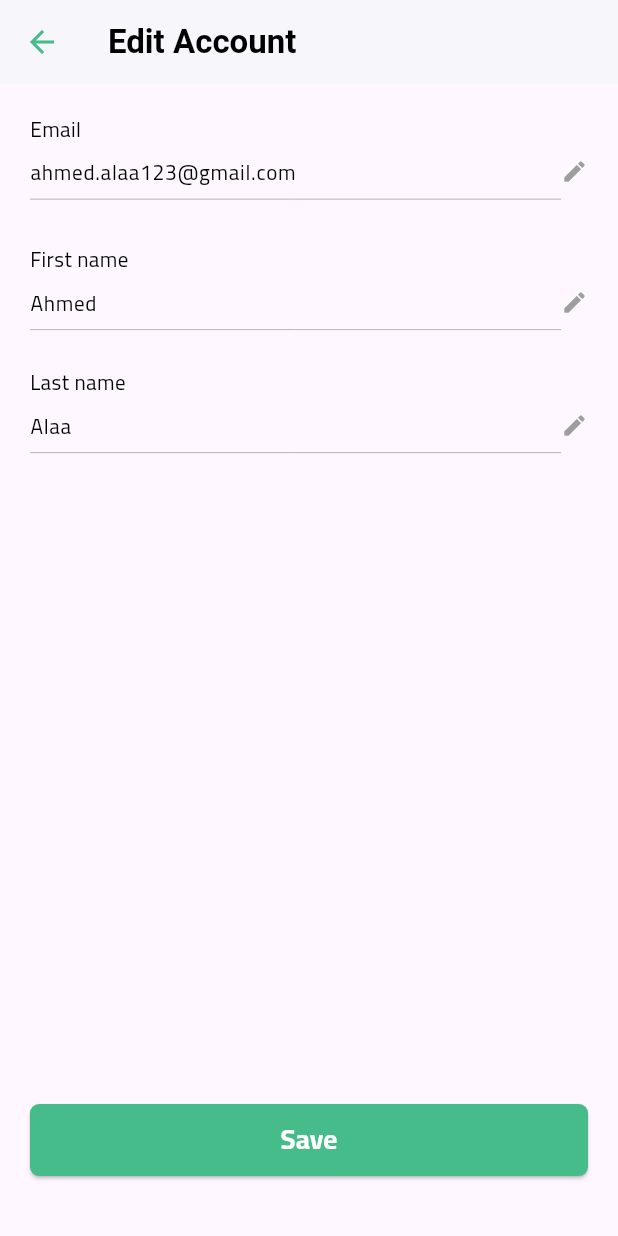
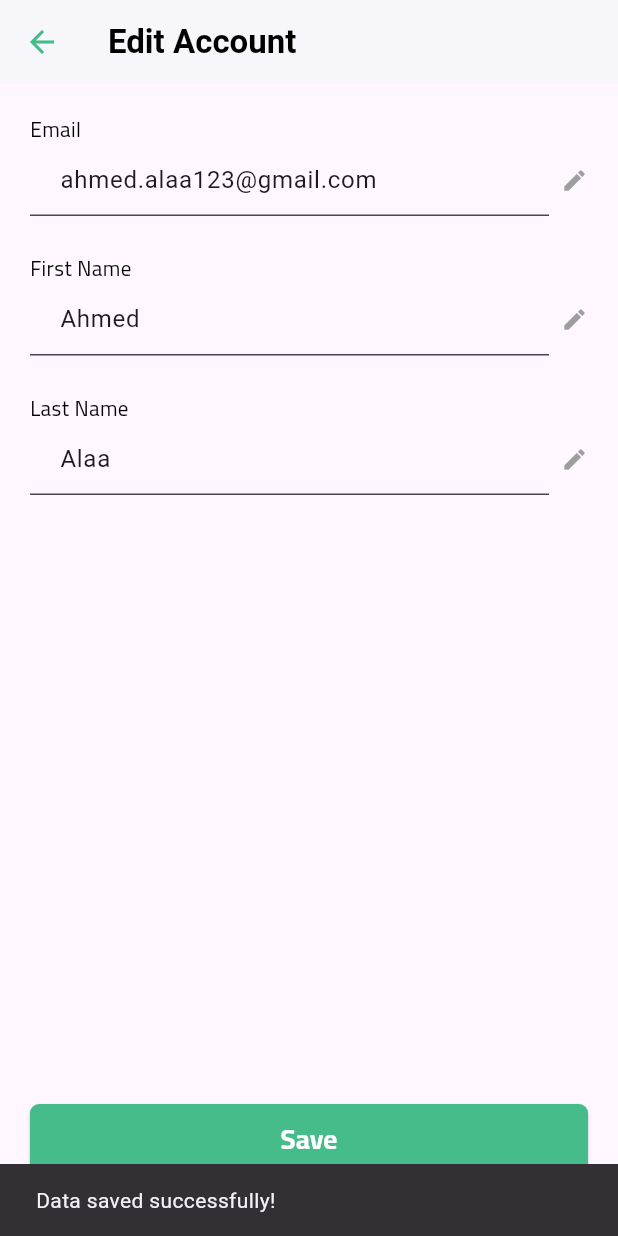
Before and after one commit to seifyaser/DigiFly, a Flutter app: the BasicDataScreen screen opened by its route, after a tap on "Save", on a phone screen of 412 x 824 dp. Run offline on Flutter 3.47's test engine with Material 3 defaults, Android fonts, the phone set to English and light mode, and no system bars; our stand-ins replace flutter_bloc, flutter_svg.

Commit message:
refactor basic data screen

```diff
--- a/lib/presentation/basicData_screen/basicData.dart
+++ b/lib/presentation/basicData_screen/basicData.dart
@@ -1,4 +1,6 @@
+import 'package:digify/presentation/basicData_screen/widgets/editableTextfield.dart';
 import 'package:digify/theme/appTheme.dart';
+import 'package:digify/widgets/CustomTextField.dart';
 import 'package:flutter/material.dart';
 
 class BasicDataScreen extends StatefulWidget {
@@ -9,17 +11,31 @@ class BasicDataScreen extends StatefulWidget {
 }
 
 class _BasicDataScreenState extends State<BasicDataScreen> {
-  final TextEditingController _firstNameController =
-      TextEditingController(text: "Ahmed");
-  final TextEditingController _lastNameController =
-      TextEditingController(text: "Alaa");
- final TextEditingController _emailController =
-      TextEditingController(text: "ahmed.alaa123@gmail.com");
+  final _formKey = GlobalKey<FormState>();
+  final TextEditingController _firstNameController = TextEditingController(
+    text: "Ahmed",
+  );
+  final TextEditingController _lastNameController = TextEditingController(
+    text: "Alaa",
+  );
+  final TextEditingController _emailController = TextEditingController(
+    text: "ahmed.alaa123@gmail.com",
+  );
+
   @override
   void dispose() {
     _firstNameController.dispose();
     _lastNameController.dispose();
+    _emailController.dispose();
     super.dispose();
+  }
+
+  void _saveData() {
+    if (_formKey.currentState!.validate()) {
+      ScaffoldMessenger.of(
+        context,
+      ).showSnackBar(const SnackBar(content: Text('Data saved successfully!')));
+    }
   }
 
   @override
@@ -39,80 +55,68 @@ class _BasicDataScreenState extends State<BasicDataScreen> {
       ),
       body: Padding(
         padding: const EdgeInsets.all(20),
+        child: Form(
+          key: _formKey,
           child: Column(
-          crossAxisAlignment: CrossAxisAlignment.start,
             children: [
               buildEditableTextField(
                 label: "Email",
                 controller: _emailController,
-            ),
-            const SizedBox(height: 5),
-
-            const SizedBox(height: 25),
-            buildEditableTextField(
-              label: "First name",
-              controller: _firstNameController,
+                hintText: 'Enter your email',
+                validator: (value) {
+                  if (value == null || value.isEmpty) {
+                    return 'Email is required';
+                  }
+                  return null;
+                },
               ),
               const SizedBox(height: 25),
               buildEditableTextField(
-              label: "Last name",
+                label: "First Name",
+                controller: _firstNameController,
+                hintText: 'Enter your first name',
+                validator: (value) {
+                  if (value == null || value.isEmpty) {
+                    return 'First name is required';
+                  }
+                  return null;
+                },
+              ),
+              const SizedBox(height: 25),
+              buildEditableTextField(
+                label: "Last Name",
                 controller: _lastNameController,
+                hintText: 'Enter your last name',
+                validator: (value) {
+                  if (value == null || value.isEmpty) {
+                    return 'Last name is required';
+                  }
+                  return null;
+                },
               ),
               const Spacer(),
               SizedBox(
                 width: double.infinity,
                 height: 48,
                 child: ElevatedButton(
-                onPressed: () {
-                  // تنفيذ حفظ البيانات هنا
-                },
+                  onPressed: _saveData,
                   style: ElevatedButton.styleFrom(
                     backgroundColor: Apptheme.primaryColor,
                     shape: RoundedRectangleBorder(
                       borderRadius: BorderRadius.circular(6),
                     ),
                   ),
-                child: const Text('Save',style: Apptheme.buttonBoldsecondary,),
+                  child: const Text(
+                    'Save',
+                    style: Apptheme.buttonBoldsecondary,
+                  ),
                 ),
               ),
               const SizedBox(height: 20),
             ],
           ),
         ),
+      ),
     );
   }
-
-Widget buildEditableTextField({
-  required String label,
-  required TextEditingController controller,
-}) {
-  return Column(
-    crossAxisAlignment: CrossAxisAlignment.start,
-    children: [
-      Text(label, style: Apptheme.caption2),
-      Row(
-        children: [
-          Expanded(
-            child: TextField(
-              controller: controller,
-              style: Apptheme.caption1,
-              decoration: const InputDecoration(
-                isDense: true,
-                contentPadding: EdgeInsets.symmetric(vertical: 8),
-                enabledBorder: UnderlineInputBorder(
-                  borderSide: BorderSide(color: Colors.grey, width: 0.5),
-                ),
-                focusedBorder: UnderlineInputBorder(
-                  borderSide: BorderSide(color: Colors.green, width: 1),
-                ),
-              ),
-            ),
-          ),
-          const Icon(Icons.edit, size: 18, color: Colors.grey),
-        ],
-      ),
-    ],
-  );
 }
-
-}
--- /dev/null
+++ b/lib/presentation/basicData_screen/widgets/editableTextfield.dart
@@ -0,0 +1,30 @@
+ import 'package:digify/theme/appTheme.dart';
+import 'package:digify/widgets/CustomTextField.dart';
+import 'package:flutter/material.dart';
+
+Widget buildEditableTextField({
+    required String label,
+    required TextEditingController controller,
+    String? hintText,
+    String? Function(String?)? validator,
+  }) {
+    return Column(
+      crossAxisAlignment: CrossAxisAlignment.start,
+      children: [
+        Text(label, style: Apptheme.caption2),
+        Row(
+          children: [
+            Expanded(
+              child: CustomTextfield(
+                controller: controller,
+                hintText: hintText ?? label,
+                validator: validator,
+              ),
+            ),
+            const SizedBox(width: 8),
+            const Icon(Icons.edit, size: 18, color: Colors.grey),
+          ],
+        ),
+      ],
+    );
+  }
```
Lines whose indentation alone changed are shown as unchanged.
